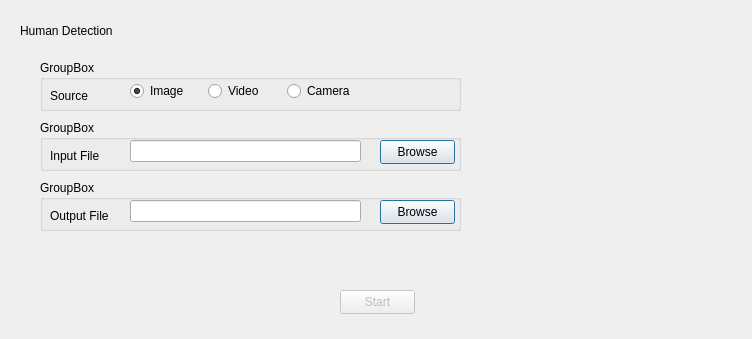
Old version of the form form.ui in the repository vatsalk2111/human_detection.
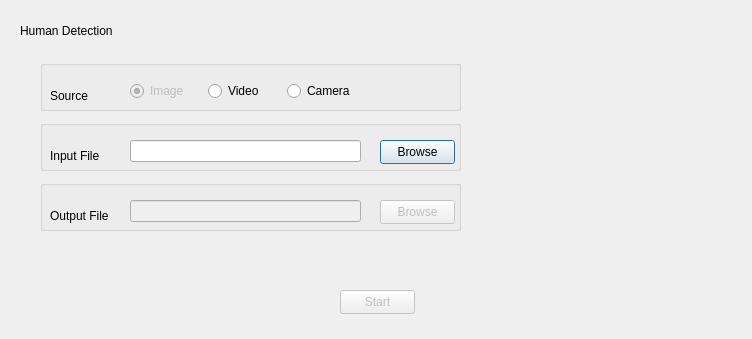
New version of the form.

Commit message: UI configured with functions

Diff of the .ui file:
```diff
--- a/form.ui
+++ b/form.ui
@@ -52,7 +52,7 @@
     </rect>
    </property>
    <property name="title">
-    <string>GroupBox</string>
+    <string/>
    </property>
    <widget class="QLabel" name="source">
     <property name="geometry">
@@ -79,6 +79,9 @@
     <layout class="QHBoxLayout" name="horizontalLayout">
      <item>
       <widget class="QRadioButton" name="imageRadioButton">
+       <property name="enabled">
+        <bool>false</bool>
+       </property>
        <property name="text">
         <string>Image</string>
        </property>
@@ -114,7 +117,7 @@
     </rect>
    </property>
    <property name="title">
-    <string>GroupBox</string>
+    <string/>
    </property>
    <widget class="QLabel" name="inputFile">
     <property name="geometry">
@@ -169,7 +172,7 @@
     </rect>
    </property>
    <property name="title">
-    <string>GroupBox</string>
+    <string/>
    </property>
    <widget class="QLabel" name="outputFile">
     <property name="geometry">
@@ -185,6 +188,9 @@
     </property>
    </widget>
    <widget class="QLineEdit" name="outputFileLocationText">
+    <property name="enabled">
+     <bool>false</bool>
+    </property>
     <property name="geometry">
      <rect>
       <x>90</x>
@@ -195,6 +201,9 @@
     </property>
    </widget>
    <widget class="QPushButton" name="outputBrowseButton">
+    <property name="enabled">
+     <bool>false</bool>
+    </property>
     <property name="geometry">
      <rect>
       <x>340</x>
```
The commit also changes 3 other files.
